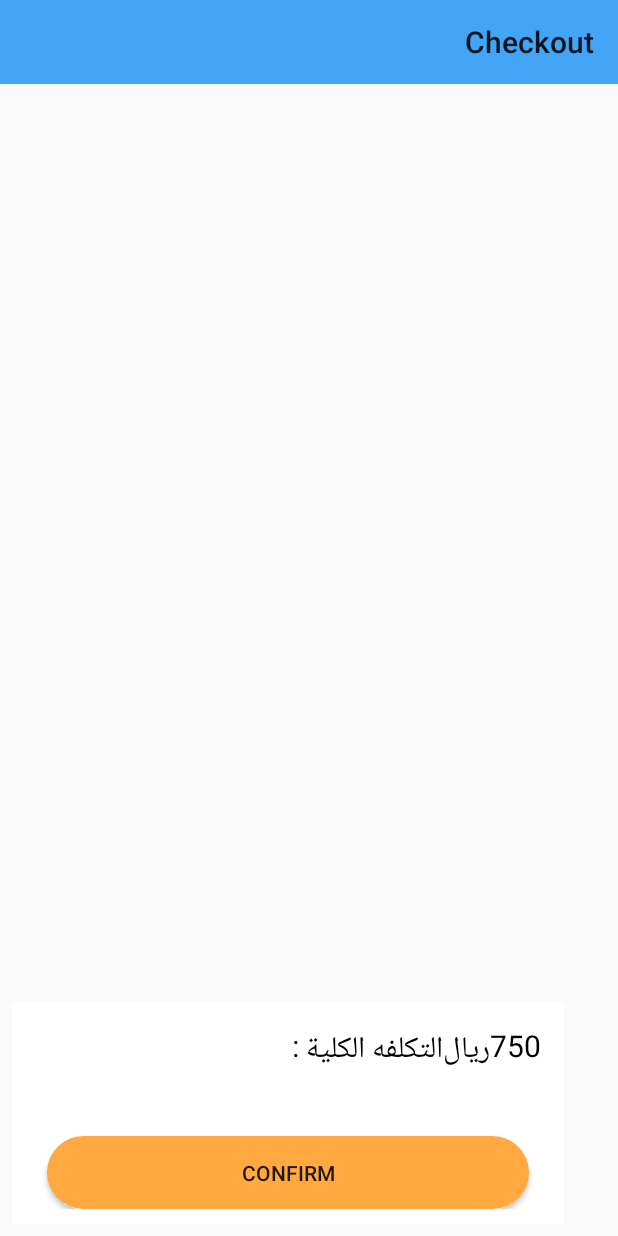
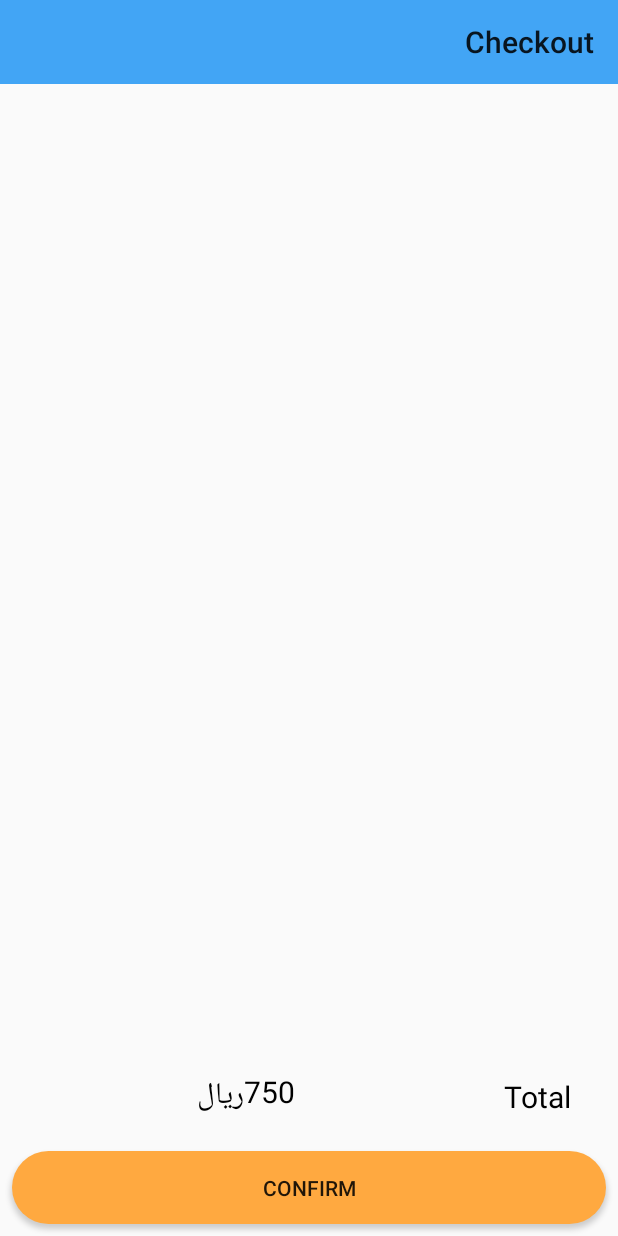
Before and after one commit to Ios-Poc/seqaya-android, an Android app: the MainActivity screen opened directly, with no data from a screen before it, after a tap on an icon or button, on a phone screen of 412 x 824 dp. Run offline under Robolectric (Android 15) with nearby library versions, the phone set to English and light mode, and no system bars; our stand-ins replace ButterKnife; 1 statement that could not run was skipped; 2 other taps on this screen came first.

Commit message:
ui update

```diff
--- a/app/build.gradle
+++ b/app/build.gradle
@@ -15,6 +15,10 @@ android {
             minifyEnabled false
             proguardFiles getDefaultProguardFile('proguard-android.txt'), 'proguard-rules.pro'
         }
+    }
+    compileOptions {
+        targetCompatibility 1.8
+        sourceCompatibility 1.8
     }
 }
 
--- a/app/src/main/java/com/ntg/user/sa2aia/Checkout/CartAdapter.java
+++ b/app/src/main/java/com/ntg/user/sa2aia/Checkout/CartAdapter.java
@@ -20,10 +20,10 @@ import butterknife.ButterKnife;
 
 public class CartAdapter extends RecyclerView.Adapter<CartAdapter.ProductViewHolder> {
 
-    int total = 0;
-    List<CartItem> cartItemList;
-    Context context;
-    TotalListener totalListener;
+    private int total = 0;
+    private List<CartItem> cartItemList;
+    private Context context;
+    private TotalListener totalListener;
 
     public CartAdapter(List<CartItem> cartItemList, Context context, TotalListener totalListener) {
         this.cartItemList = cartItemList;
@@ -33,7 +33,7 @@ public class CartAdapter extends RecyclerView.Adapter<CartAdapter.ProductViewHol
 
     @Override
     public ProductViewHolder onCreateViewHolder(ViewGroup parent, int viewType) {
-        View view = LayoutInflater.from(parent.getContext()).inflate(R.layout.chart_item, parent, false);
+        View view = LayoutInflater.from(parent.getContext()).inflate(R.layout.cart_item, parent, false);
         view.setLayoutDirection(View.LAYOUT_DIRECTION_LOCALE);
         ViewUtil.addShadowToView(context, view);
 
@@ -51,31 +51,34 @@ public class CartAdapter extends RecyclerView.Adapter<CartAdapter.ProductViewHol
         holder.numberInPackage.setText(String.valueOf(cartItem.getProduct().getNo_bpp()));
         holder.price.setText(String.valueOf(cartItem.getProduct().getPrice()));
         holder.numberOfItem.setText(String.valueOf(cartItem.getQuantity()));
-        holder.increase.setOnClickListener(new View.OnClickListener() {
-            @Override
-            public void onClick(View view) {
+        holder.increase.setOnClickListener(view ->
+        {
             int number = Integer.parseInt(holder.numberOfItem.getText().toString());
             number++;
             holder.numberOfItem.setText(String.valueOf(number));
+            cartItem.setQuantity(cartItem.getQuantity() + 1);
             total += cartItem.getProduct().getPrice();
             totalListener.onTotalChange(total);
-            }
         });
-        holder.decrease.setOnClickListener(new View.OnClickListener() {
-            @Override
-            public void onClick(View view) {
+        holder.decrease.setOnClickListener(view -> {
             int number = Integer.parseInt(holder.numberOfItem.getText().toString());
             if (number > 1) {
                 number--;
                 holder.numberOfItem.setText(String.valueOf(number));
+                cartItem.setQuantity(cartItem.getQuantity() - 1);
                 total -= cartItem.getProduct().getPrice();
                 totalListener.onTotalChange(total);
 
             }
 
-            }
         });
-
+        holder.errorBtn.setOnClickListener(view -> {
+            total = 0;
+            cartItemList.remove(cartItem);
+            notifyDataSetChanged();
+            if (cartItemList.isEmpty())
+                totalListener.onTotalChange(total);
+        });
     }
 
 
@@ -104,6 +107,8 @@ public class CartAdapter extends RecyclerView.Adapter<CartAdapter.ProductViewHol
         ImageButton decrease;
         @BindView(R.id.plusBtn)
         ImageButton increase;
+        @BindView(R.id.errorBtn)
+        ImageButton errorBtn;
 
 
         ProductViewHolder(View itemView) {
--- a/app/src/main/java/com/ntg/user/sa2aia/Checkout/CartFragment.java
+++ b/app/src/main/java/com/ntg/user/sa2aia/Checkout/CartFragment.java
@@ -8,6 +8,7 @@ import android.support.v7.app.AppCompatActivity;
 import android.support.v7.widget.LinearLayoutManager;
 import android.support.v7.widget.RecyclerView;
 import android.support.v7.widget.Toolbar;
+import android.util.Log;
 import android.view.LayoutInflater;
 import android.view.View;
 import android.view.ViewGroup;
@@ -85,6 +86,7 @@ public class CartFragment extends Fragment implements CartAdapter.TotalListener
 
     @Override
     public void onTotalChange(int total) {
-        total_price.setText("" + total);
+        Log.d("total", total + "");
+        total_price.setText(String.valueOf(total) + " ريال");
     }
 }
--- a/app/src/main/java/com/ntg/user/sa2aia/LoginActivity.java
+++ b/app/src/main/java/com/ntg/user/sa2aia/LoginActivity.java
@@ -1,5 +1,6 @@
 package com.ntg.user.sa2aia;
 
+import android.app.Service;
 import android.content.Intent;
 import android.content.res.Configuration;
 import android.os.Bundle;
@@ -52,7 +53,10 @@ public class LoginActivity extends AppCompatActivity {
         super.onCreate(savedInstanceState);
         setContentView(R.layout.activity_login);
         ButterKnife.bind(this);
-
+if (BuildConfig.DEBUG){
+    loginEmailEditText.setText("a@b.com");
+    loginPasswordEditText.setText("1234");
+}
         String languageToLoad = "ar";
         Locale locale = new Locale(languageToLoad);
         Locale.setDefault(locale);
--- a/app/src/main/java/com/ntg/user/sa2aia/model/User.java
+++ b/app/src/main/java/com/ntg/user/sa2aia/model/User.java
@@ -12,13 +12,14 @@ public class User implements Serializable {
     private String name;
     private String email;
     private String password;
-    private ShoppingCart shoppingCart = new ShoppingCart();
+    private ShoppingCart shoppingCart;
 
     public User(String name, String email, String password, String phoneNumber) {
         this.name = name;
         this.email = email;
         this.password = password;
         this.phoneNumber = phoneNumber;
+        shoppingCart = new ShoppingCart();
     }
 
     public static void setCurrentUser(User user) {
--- a/app/src/main/java/com/ntg/user/sa2aia/network/ProductService.java
+++ b/app/src/main/java/com/ntg/user/sa2aia/network/ProductService.java
@@ -30,7 +30,7 @@ public interface ProductService {
     @POST("user")
     Call<User> addNewUser(@Body User user);
 
-    @POST("user")
+    @POST("login")
     Call<User> login(@Body Credential credential);
 
     @POST("order")
--- a/app/src/main/res/layout/fragment_cart.xml
+++ b/app/src/main/res/layout/fragment_cart.xml
@@ -5,75 +5,75 @@
     android:layout_width="match_parent"
     android:layout_height="match_parent"
     tools:context="com.ntg.user.sa2aia.Checkout.CartFragment">
-    <include layout="@layout/my_toolbar" android:id="@+id/toolbar"/>
+
+    <include
+        android:id="@+id/toolbar"
+        layout="@layout/my_toolbar" />
 
     <android.support.v7.widget.RecyclerView
         android:id="@+id/rv_product"
         android:layout_width="0dp"
         android:layout_height="0dp"
-        app:layout_constraintBottom_toTopOf="@+id/linearLayout2"
+        android:layout_margin="8dp"
+        android:layout_marginBottom="8dp"
+        android:layout_marginEnd="8dp"
+        android:layout_marginStart="8dp"
+        android:layout_marginTop="8dp"
+        app:layout_constraintBottom_toTopOf="@+id/guideline2"
         app:layout_constraintEnd_toEndOf="parent"
+        app:layout_constraintHorizontal_bias="1.0"
         app:layout_constraintStart_toStartOf="parent"
         app:layout_constraintTop_toBottomOf="@+id/toolbar">
 
     </android.support.v7.widget.RecyclerView>
 
-    <LinearLayout
-        android:id="@+id/linearLayout2"
-        android:layout_width="368dp"
+    <TextView
+        android:id="@+id/price_all"
+        android:layout_width="wrap_content"
+        android:layout_height="wrap_content"
+        android:layout_marginRight="8dp"
+        android:gravity="right"
+        android:textColor="@android:color/black"
+        android:textSize="20sp"
+        app:layout_constraintBottom_toBottomOf="@+id/tv"
+        app:layout_constraintRight_toLeftOf="@+id/tv"
+        app:layout_constraintLeft_toLeftOf="parent"
+        app:layout_constraintTop_toTopOf="@+id/tv"
+        android:text="750ريال" />
+
+    <TextView
+        android:id="@+id/tv"
+        android:layout_width="wrap_content"
+        android:layout_height="wrap_content"
+        android:layout_marginRight="32dp"
+        android:layout_marginTop="8dp"
+        android:gravity="right"
+        android:textColor="@android:color/black"
+        android:textSize="20sp"
+        app:layout_constraintRight_toRightOf="parent"
+        app:layout_constraintTop_toTopOf="@+id/guideline2"
+        android:text="@string/total" />
+
+
+    <Button
+        android:id="@+id/confirmBtn"
+        android:layout_width="0dp"
         android:layout_height="wrap_content"
         android:layout_marginBottom="8dp"
         android:layout_marginEnd="8dp"
         android:layout_marginStart="8dp"
-        android:orientation="vertical"
+        android:background="@drawable/button"
+        android:gravity="center"
+        android:text="@string/confirm"
         app:layout_constraintBottom_toBottomOf="parent"
         app:layout_constraintEnd_toEndOf="parent"
-        app:layout_constraintHorizontal_bias="1.0"
-        app:layout_constraintStart_toStartOf="parent"
-        style="@style/CardStyle">
+        app:layout_constraintStart_toStartOf="parent" />
 
-<LinearLayout
-    android:layout_width="match_parent"
-    android:layout_height="wrap_content"
-    android:orientation="horizontal"
-    android:gravity="right"
-    >
-
-    <TextView
-        android:id="@+id/price_all"
+    <android.support.constraint.Guideline
+        android:id="@+id/guideline2"
         android:layout_width="wrap_content"
         android:layout_height="wrap_content"
-        android:text="750ريال"
-        android:textColor="@android:color/black"
-        android:textSize="20dp" />
-        <TextView
-            android:id="@+id/tv"
-            android:layout_width="wrap_content"
-            android:layout_height="wrap_content"
-            android:text="التكلفه الكلية :"
-            android:textColor="@android:color/black"
-            android:textSize="20dp"
-            android:gravity="right"
-            />
-
-</LinearLayout>
-        <Button
-            android:id="@+id/confirmBtn"
-            android:layout_width="match_parent"
-            android:layout_height="match_parent"
-            android:layout_marginStart="8dp"
-            android:layout_marginLeft="8dp"
-            android:layout_marginEnd="8dp"
-            android:layout_marginRight="8dp"
-            android:layout_marginTop="40dp"
-            android:background="@drawable/button"
-            android:layout_gravity="center"
-            android:gravity="center"
-            android:text="@string/confirm"
-            app:layout_constraintEnd_toEndOf="parent"
-            tools:layout_editor_absoluteY="511dp" />
-
-
-    </LinearLayout>
+        android:orientation="horizontal"
+        app:layout_constraintGuide_end="115dp" />
 
 </android.support.constraint.ConstraintLayout>
--- a/app/src/main/res/layout/product_row.xml
+++ b/app/src/main/res/layout/product_row.xml
@@ -1,5 +1,6 @@
 <?xml version="1.0" encoding="utf-8"?>
-<LinearLayout xmlns:android="http://schemas.android.com/apk/res/android"
+<LinearLayout
+    xmlns:android="http://schemas.android.com/apk/res/android"
     style="@style/CardStyle"
     android:orientation="vertical">
 
--- a/app/src/main/res/values-v17/styles.xml
+++ b/app/src/main/res/values-v17/styles.xml
@@ -12,7 +12,7 @@
         <item name="android:paddingTop">15dp</item>
         <item name="android:paddingBottom">10dp</item>
         <item name="android:layout_width">match_parent</item>
-        <item name="android:layout_height">match_parent</item>
+        <item name="android:layout_height">wrap_content</item>
         <item name="android:orientation">vertical</item>
     </style>
 </resources>
--- a/app/src/main/res/values/strings.xml
+++ b/app/src/main/res/values/strings.xml
@@ -6,7 +6,7 @@
     <string name="add_to_cart">Add To Cart</string>
     <string name="checkout">Checkout</string>
     <string name="rs">RS</string>
-    <string name="litre">L</string>
+    <string name="litre">Litre</string>
     <string name="bottle_per_package">b/p</string>
     <string name="email">Email</string>
     <string name="phone_number">Phone Number</string>
@@ -37,7 +37,7 @@
     <string name="price">price</string>
     <string name="size">size</string>
     <string name="re_password">Enter password again</string>
-    <string name="sign_up_with">Or login</string>
+    <string name="sign_up_with">Or login with</string>
     <string name="create_account">Create account</string>
     <string name="copyright">© Copyright 2018 NTG Clarity</string>
 </resources>
```
Also changed, not shown: app/src/main/res/layout/activity_login.xml (+8 -8 lines), app/src/main/res/layout/cart_item.xml (added, +188 -0 lines), app/src/main/res/layout/chart_item.xml (deleted, +0 -189 lines). Lines whose indentation alone changed are shown as unchanged.
